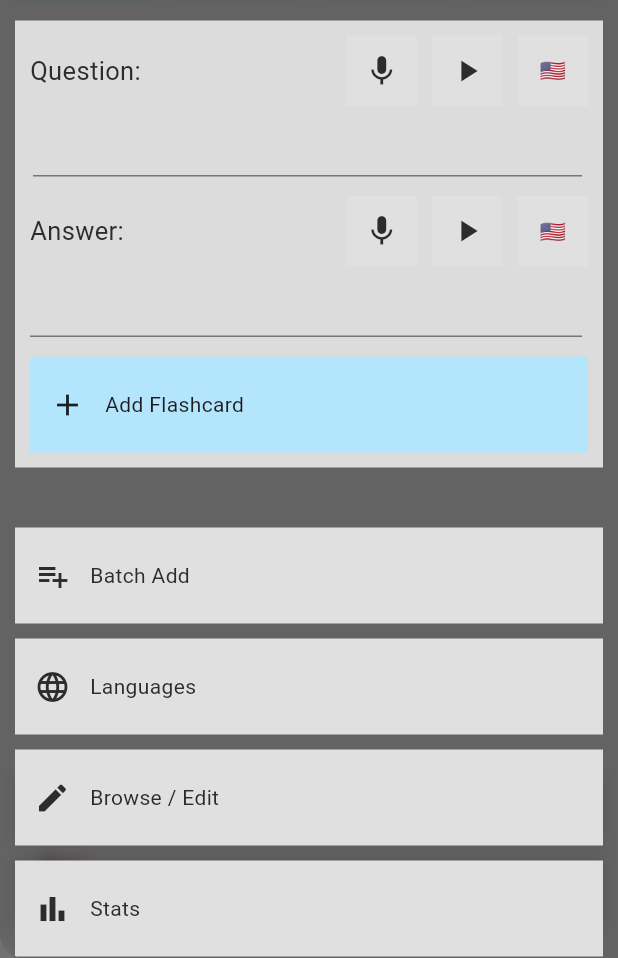
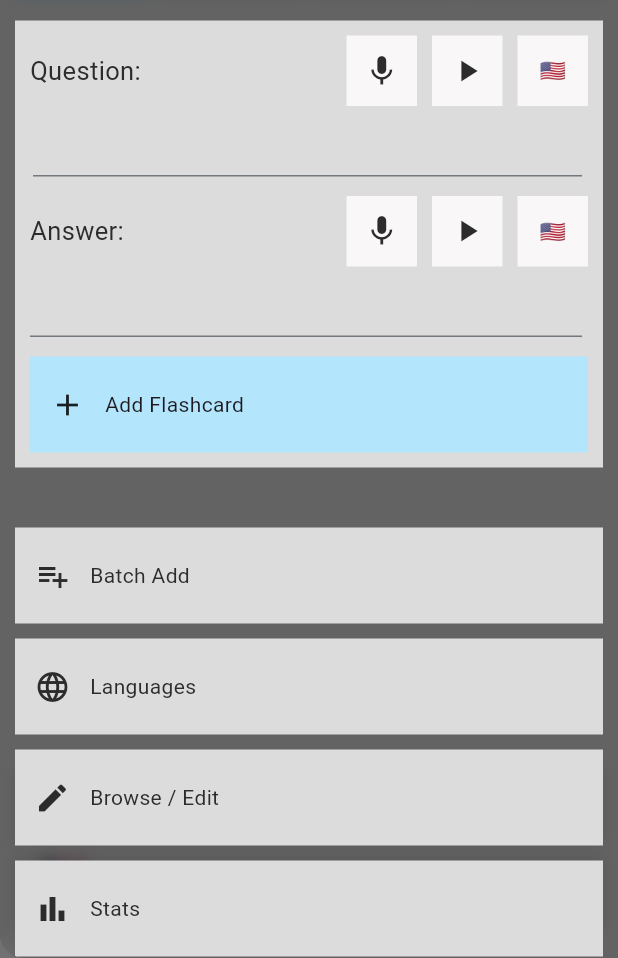
Before and after one commit to davidd647/speaking_flashcards, a Flutter app: the screen it shows after launch, with the side drawer open, on a phone screen of 412 x 824 dp, the part 278-1236 px from its top. Run offline on Flutter 3.47's test engine with Material 3 defaults, Android fonts, the phone set to English and light mode, and no system bars; our stand-ins replace audioplayers, fl_chart, flutter_tts, fluttertoast, google_fonts, shared_preferences and 2 more; accounts and stored records are empty; Roboto replaces fonts that are missing (Ubuntu).

Commit message:
wide button now has color (not primary/disabled)

```diff
--- a/lib/widgets/wide_button.dart
+++ b/lib/widgets/wide_button.dart
@@ -5,23 +5,26 @@ class WideButton extends StatelessWidget {
     super.key,
     required this.onTap,
     required this.child,
-    this.primary = false,
-    this.disabled = false,
+    required this.color,
+    // this.primary = false,
+    // this.disabled = false,
   });
 
   final Function onTap;
   final Widget child;
-  final bool primary;
-  final bool disabled;
+  final Color color;
+  // final bool primary;
+  // final bool disabled;
 
   @override
   Widget build(BuildContext context) {
     return Material(
-      color: disabled
-          ? Colors.grey[200]
-          : primary
-              ? Colors.lightBlue[100]
-              : Colors.grey[300],
+      color: color,
+      // color: disabled
+      //     ? Colors.grey[200]
+      //     : primary
+      //         ? Colors.lightBlue[100]
+      //         : Colors.grey[300],
       child: InkWell(
         onTap: () => onTap(),
         child: Container(
```
